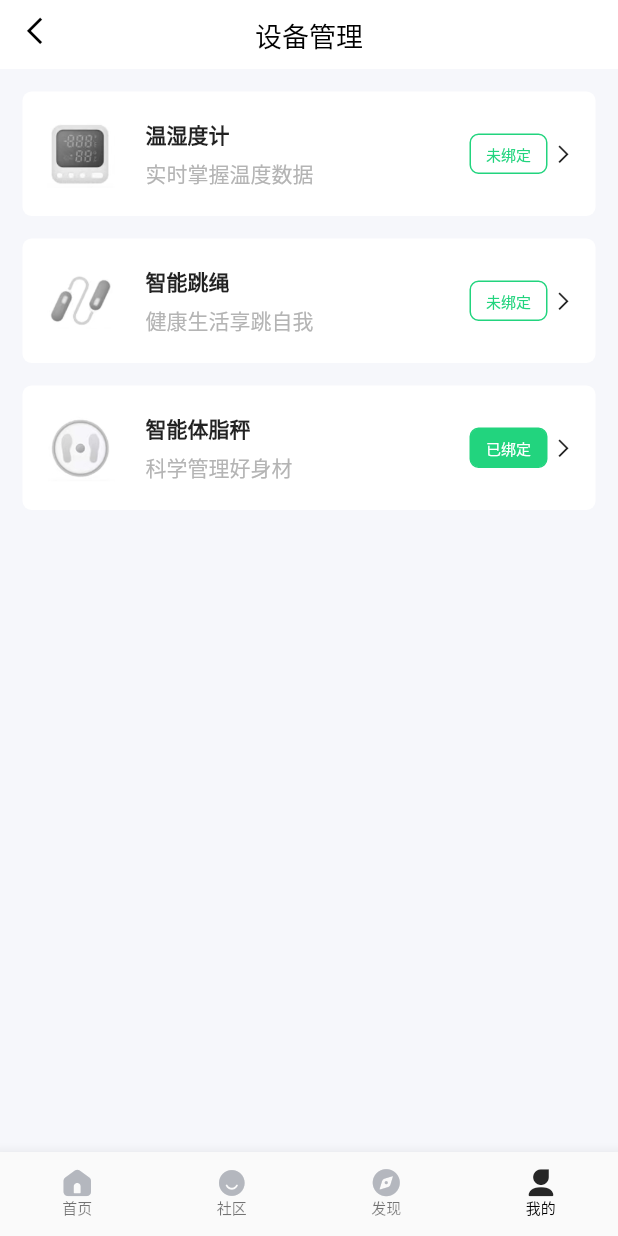
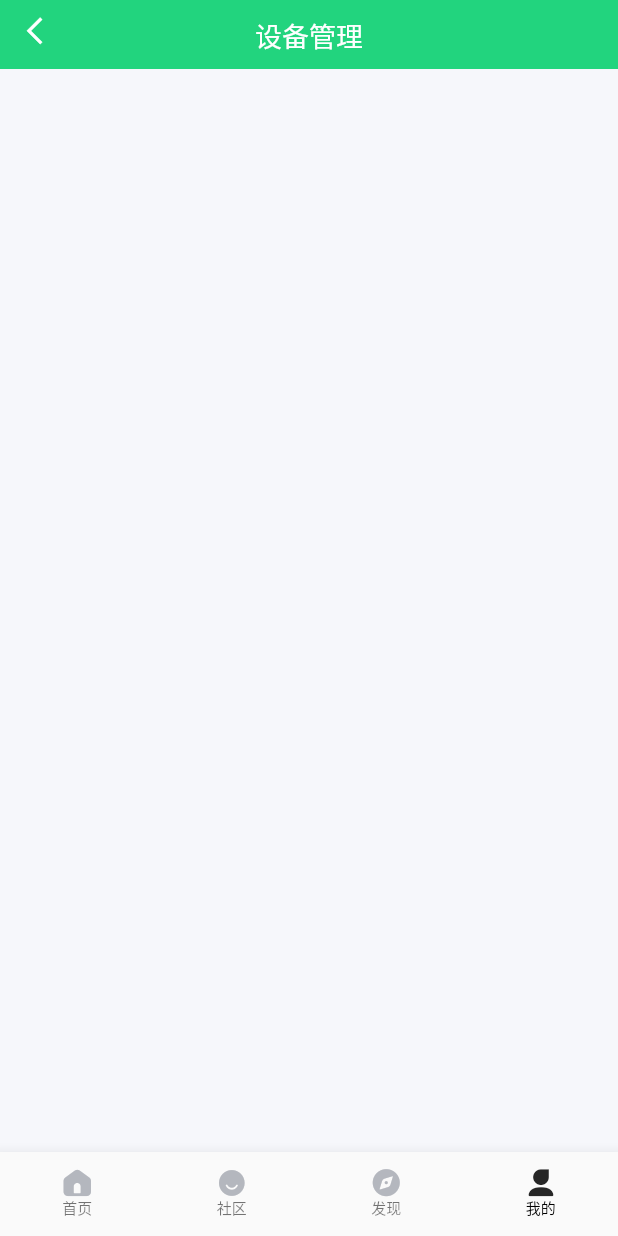
Before and after one commit to dlongs49/Sunset, a Flutter app: the screen it shows after launch, on a phone screen of 412 x 824 dp. Run offline on Flutter 3.47's test engine with Material 2 defaults, Android fonts, the phone set to English and light mode, and no system bars; our stand-ins replace flutter_swiper; missing offline and left inert: flutter_webview_plugin.

Commit message:
feat:增加绑定设备页面

```diff
--- a/lib/main.dart
+++ b/lib/main.dart
@@ -12,6 +12,7 @@ import './nav_page/my.dart';
 import './webview/mall.dart';
 import './webview/invite.dart';
 import './my/my_device.dart';
+import './my/bind_device.dart';
 void main() {
   // WidgetsFlutterBinding.ensureInitialized();
   runApp(MyApp());
@@ -51,7 +52,7 @@ class _HomePageState extends State<HomePage> {
   }
 
   int currentIndex = 3; // 导航索引
-  List<Widget> pages = [Home(),Community(),Find(),MyDevice()];
+  List<Widget> pages = [Home(),Community(),Find(),BindDevice()];
   // 更改底部导航栏索引
   void changeNavBar(int index) {
     setState(() {
--- /dev/null
+++ b/lib/my/bind_device.dart
@@ -0,0 +1,60 @@
+import 'dart:ui';
+import 'package:flutter/cupertino.dart';
+import 'package:flutter/material.dart';
+import 'package:flutter/rendering.dart';
+class BindDevice extends StatefulWidget {
+  const BindDevice({Key? key}) : super(key: key);
+
+  @override
+  _BindDeviceState createState() => _BindDeviceState();
+}
+
+class _BindDeviceState extends State<BindDevice> {
+  @override
+  Widget build(BuildContext context) {
+    double topBarHeight =
+        MediaQueryData.fromWindow(window).padding.top; // 沉浸栏高度
+    return Column(
+      children: [
+        Column(children: [
+          Container(
+            height: topBarHeight,
+            color: Color(0xff22d47e),
+          ),
+          Container(
+            width: double.infinity,
+            padding: EdgeInsets.only(left: 15, right: 15),
+            height: 46.0,
+            color: Color(0xff22d47e),
+            child: Stack(
+              children: [
+                GestureDetector(
+                    child: Container(
+                        width: 40,
+                        height: 40,
+                        alignment: Alignment.centerLeft,
+                        child: Icon(IconData(0xec8e, fontFamily: 'sunfont'),
+                            color: Colors.white, size: 18.0)),
+                    behavior: HitTestBehavior.opaque, // 点击整个区域有响应事件，
+                    onTap: () {
+                      print("返回上一页");
+                      // Navigator.of(context).pop();
+                    }),
+                Positioned(
+                    left: 0,
+                    right: 0,
+                    child: Text("设备管理",
+                        textAlign: TextAlign.center,
+                        style: TextStyle(
+                            color: Colors.white,
+                            fontSize: 18,
+                            height: 2.2,
+                            decoration: TextDecoration.none)))
+              ],
+            ),
+          ),
+        ]),
+      ],
+    );
+  }
+}
--- a/lib/my/my_device.dart
+++ b/lib/my/my_device.dart
@@ -1,5 +1,4 @@
 import 'dart:ui';
-import 'dart:math';
 import 'package:flutter/cupertino.dart';
 import 'package:flutter/material.dart';
 import 'package:flutter/rendering.dart';
@@ -13,13 +12,30 @@ class MyDevice extends StatefulWidget {
 
 class _MyDeviceState extends State<MyDevice> {
   List list = [
-    {"image":"assets/images/02.png","title":"温湿度计","desc":"实时掌握温度数据","state":0},
-    {"image":"assets/images/01.png","title":"智能跳绳","desc":"健康生活享跳自我","state":0},
-    {"image":"assets/images/04.png","title":"智能体脂秤","desc":"科学管理好身材","state":1}
+    {
+      "image": "assets/images/02.png",
+      "title": "温湿度计",
+      "desc": "实时掌握温度数据",
+      "state": 0
+    },
+    {
+      "image": "assets/images/01.png",
+      "title": "智能跳绳",
+      "desc": "健康生活享跳自我",
+      "state": 0
+    },
+    {
+      "image": "assets/images/04.png",
+      "title": "智能体脂秤",
+      "desc": "科学管理好身材",
+      "state": 1
+    }
   ];
+
   @override
   Widget build(BuildContext context) {
-  double topBarHeight = MediaQueryData.fromWindow(window).padding.top; // 沉浸栏高度
+    double topBarHeight =
+        MediaQueryData.fromWindow(window).padding.top; // 沉浸栏高度
     return Column(
       children: [
         Column(children: [
@@ -71,46 +87,70 @@ class _MyDeviceState extends State<MyDevice> {
                   // ClampingScrollPhysics 安卓滑动效果 BouncingScrollPhysics IOS滑动效果
                   itemCount: list.length,
                   itemBuilder: (ctx, i) {
-                    return Container(
+                    return InkWell(
+                        child: Container(
                           width: double.infinity,
-                      margin: EdgeInsets.only(left: 15,right: 15,top: 15),
-                      padding: EdgeInsets.symmetric(vertical: 18,horizontal: 16),
+                          margin: EdgeInsets.only(left: 15, right: 15, top: 15),
+                          padding: EdgeInsets.symmetric(
+                              vertical: 18, horizontal: 16),
                           decoration: BoxDecoration(
                               color: Color(0xffffffff),
-                        borderRadius: BorderRadius.circular(6)
-                      ),
+                              borderRadius: BorderRadius.circular(10)),
                           child: Row(
                             children: [
-                          Image.asset(list[i]["image"],width:46,height:46,fit: BoxFit.cover),
+                              Image.asset(list[i]["image"],
+                                  width: 46, height: 46, fit: BoxFit.cover),
                               SizedBox(width: 20),
                               Column(
                                 crossAxisAlignment: CrossAxisAlignment.start,
                                 children: [
-                              Text(list[i]["title"],style: TextStyle(fontSize: 14,fontWeight: FontWeight.w800)),
+                                  Text(list[i]["title"],
+                                      style: TextStyle(
+                                          fontSize: 14,
+                                          fontWeight: FontWeight.w800)),
                                   SizedBox(height: 5),
-                              Text(list[i]["desc"],style: TextStyle(fontSize: 14,color: Color(
-                                  0xffb4b4b4)),)
+                                  Text(
+                                    list[i]["desc"],
+                                    style: TextStyle(
+                                        fontSize: 14, color: Color(0xffb4b4b4)),
+                                  )
                                 ],
                               ),
                               Spacer(flex: 1),
                               Row(
                                 children: [
                                   Container(
-                                padding:EdgeInsets.symmetric(horizontal: 10,vertical: 5),
+                                    padding: EdgeInsets.symmetric(
+                                        horizontal: 10, vertical: 5),
                                     decoration: BoxDecoration(
-                                  color: Color(list[i]["state"] == 1 ? 0xff22d47e : 0xffffffff),
+                                        color: Color(list[i]["state"] == 1
+                                            ? 0xff22d47e
+                                            : 0xffffffff),
                                         borderRadius: BorderRadius.circular(6),
-                                  border: Border.all(width: 1.0,color: Color(0xff22d47e))
-                                ),
-                                child: Text(list[i]["state"] == 1 ? "已绑定" : "未绑定",style: TextStyle(color: Color(list[i]["state"] == 1 ? 0xffffffff : 0xff22d47e),fontSize: 10)),
+                                        border: Border.all(
+                                            width: 1.0,
+                                            color: Color(0xff22d47e))),
+                                    child: Text(
+                                        list[i]["state"] == 1 ? "已绑定" : "未绑定",
+                                        style: TextStyle(
+                                            color: Color(list[i]["state"] == 1
+                                                ? 0xffffffff
+                                                : 0xff22d47e),
+                                            fontSize: 10)),
                                   ),
                                   SizedBox(width: 4),
-                              Icon(IconData(0xeb8a,fontFamily: 'sunfont'),size: 12,)
+                                  Icon(
+                                    IconData(0xeb8a, fontFamily: 'sunfont'),
+                                    size: 12,
+                                  )
                                 ],
                               )
                             ],
                           ),
-                    );
+                        ),
+                        onTap: () {
+                          print(list[i]);
+                        });
                   },
                 )))
       ],
```
Lines whose indentation alone changed are shown as unchanged.
